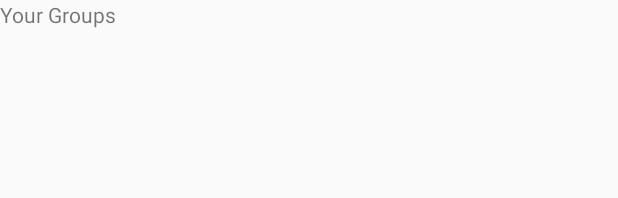
After one commit to scottliu21/group-builder, an Android app: the layout user_list.xml on its own in the app's theme, with its tools: preview values and no code run, on a phone screen of 412 x 824 dp. The commit adds this screen. Shown: the top 198 px of the screen. Run offline under Robolectric (Android 15) with nearby library versions, the phone set to English and light mode, and no system bars.

Commit message:
Added XML to viewgroups

```diff
--- a/app/src/main/AndroidManifest.xml
+++ b/app/src/main/AndroidManifest.xml
@@ -16,6 +16,7 @@
         <activity android:name=".OtherGroups" />
         <activity android:name=".GroupList" />
         <activity android:name=".DashboardActivity" />
+        <activity android:name=".ViewGroup"/>
         <activity android:name=".LoginActivity">
             <intent-filter>
                 <action android:name="android.intent.action.MAIN" />
--- a/app/src/main/java/com/example/groupbuilder/DashboardActivity.java
+++ b/app/src/main/java/com/example/groupbuilder/DashboardActivity.java
@@ -33,7 +33,7 @@ public class DashboardActivity extends AppCompatActivity implements View.OnClick
         Intent i;
 
         switch(v.getId()){
-            case R.id. AddGroupID : i = new Intent(this, AddGroup.class );
+            case R.id.AddGroupID : i = new Intent(this, AddGroup.class );
                  startActivity(i); break;
             case R.id.MainGroupID : i = new Intent(this, GroupList.class);
                  startActivity(i); break;
--- a/app/src/main/java/com/example/groupbuilder/UserList.java
+++ b/app/src/main/java/com/example/groupbuilder/UserList.java
@@ -21,9 +21,9 @@ public class UserList extends ArrayAdapter<User> {
     //@Override
     public View getView(int position, View convertView, ViewGroup parent){
         LayoutInflater inflater = context.getLayoutInflater();
-        View listViewItem = inflater.inflate(R.layout.activity_group_list, null,  true);
+        View listViewItem = inflater.inflate(R.layout.user_list, null,  true);
 
-        TextView textViewName = (TextView) listViewItem.findViewById(R.id.textView);
+        TextView textViewName = (TextView) listViewItem.findViewById(R.id.textViewUser);
 
         User user = users.get(position);
         textViewName.setText(user.getName());
--- a/app/src/main/java/com/example/groupbuilder/ViewGroup.java
+++ b/app/src/main/java/com/example/groupbuilder/ViewGroup.java
@@ -39,7 +39,8 @@ public class ViewGroup extends AppCompatActivity {
         Intent intent = getIntent();
 
         databaseUsers = FirebaseDatabase.getInstance().getReference("groups").child(intent.getStringExtra(USER_ID));
-        textViewGroupNames = (TextView) findViewById(R.id.MainGroupID);
+        textViewGroupNames = (TextView) findViewById(R.id.textViewGroup);
+        listViewGroups = findViewById(R.id.listGroups);
 
         groupClasses = new ArrayList<>();
 
--- /dev/null
+++ b/app/src/main/res/layout/user_list.xml
@@ -0,0 +1,13 @@
+<?xml version="1.0" encoding="utf-8"?>
+<LinearLayout xmlns:android="http://schemas.android.com/apk/res/android"
+    android:orientation="vertical"
+    android:layout_width="match_parent"
+    android:layout_height="match_parent">
+
+    <TextView
+        android:text="@string/YourGroups"
+        android:id="@+id/textViewUser"
+        android:layout_width="match_parent"
+        android:layout_height="wrap_content" />
+
+</LinearLayout>
```
Also changed, not shown: app/src/main/res/layout/activity_group_list.xml (+12 -4 lines).
